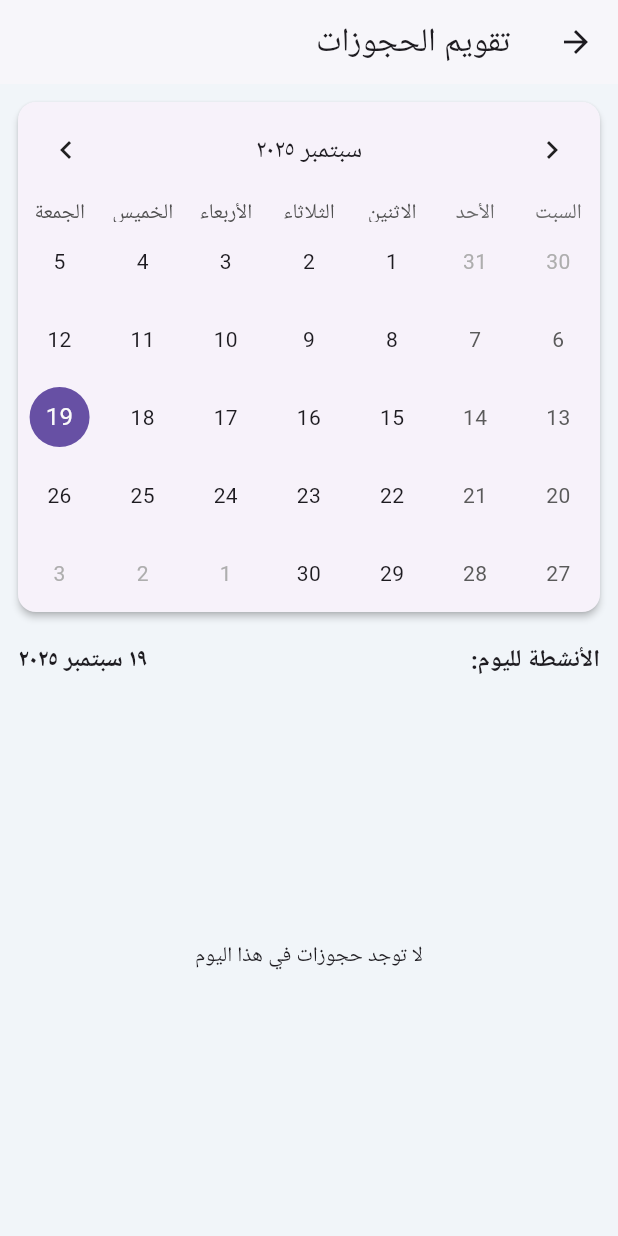
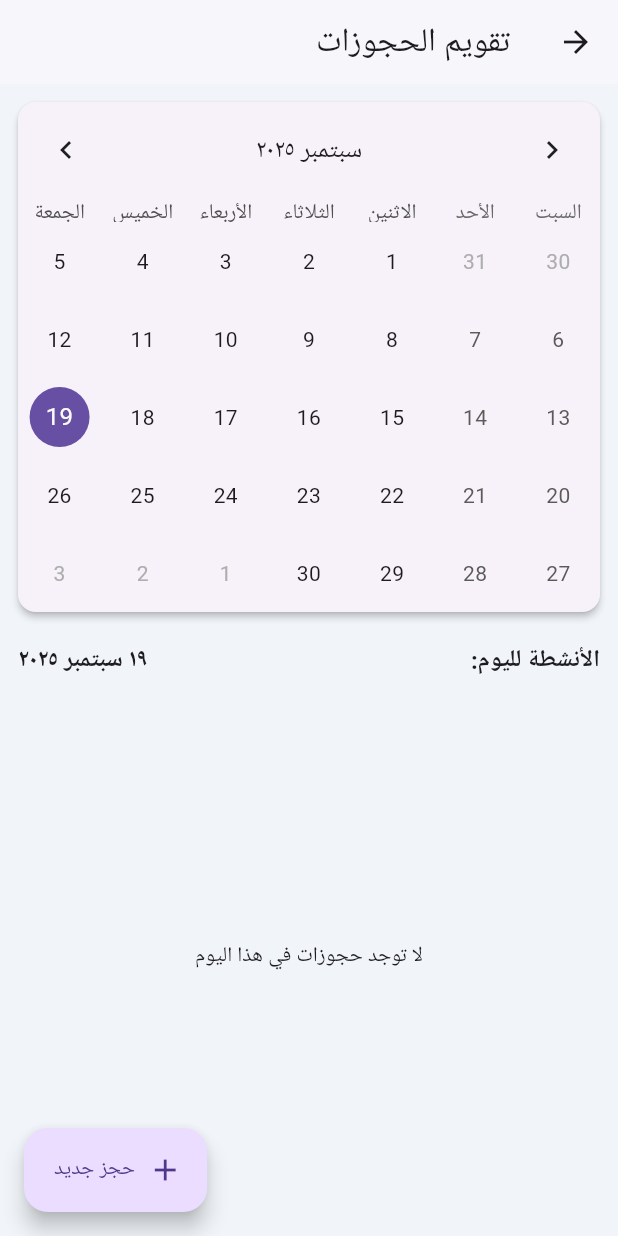
Before and after one commit to engbasel/DemaSyste, a Flutter app: the CalendarView screen opened directly, on a phone screen of 412 x 824 dp. Run offline on Flutter 3.47's test engine with Material 3 defaults, Android fonts, the phone set to English and light mode, and no system bars; drawn by our look-alikes of table_calendar; our stand-ins replace fl_chart, pdf, printing.

Commit message:
`Added calendar customization and floating action button for new booking`

```diff
--- a/lib/views/calender/CalendarView.dart
+++ b/lib/views/calender/CalendarView.dart
@@ -1,4 +1,7 @@
+// ignore_for_file: file_names
+
 import 'dart:collection';
+import 'package:dema/views/booking/BookingDetailsView.dart';
 import 'package:dema/views/booking/booking_model.dart';
 import 'package:flutter/material.dart';
 import 'package:intl/intl.dart';
@@ -15,7 +18,11 @@ class _CalendarViewState extends State<CalendarView> {
   // متغيرات الحالة لإدارة التقويم
   late final ValueNotifier<List<Booking>> _selectedEvents;
   final CalendarFormat _calendarFormat = CalendarFormat.month;
-  DateTime _focusedDay = DateTime.now();
+  DateTime _focusedDay = DateTime(
+    2025,
+    9,
+    19,
+  ); // Set initial focus day to match dummy data
   DateTime? _selectedDay;
 
   // خريطة لتخزين الأحداث (الحجوزات) لكل يوم
@@ -24,13 +31,8 @@ class _CalendarViewState extends State<CalendarView> {
   @override
   void initState() {
     super.initState();
-    // ✅ الخطوة 1: نقوم بتهيئة خريطة الأحداث أولاً
     _events = _groupBookingsByDate(dummyBookings);
-
-    // الخطوة 2: نحدد اليوم المختار
     _selectedDay = _focusedDay;
-
-    // ✅ الخطوة 3: الآن نستطيع استخدام _getEventsForDay بأمان لأن _events أصبحت لها قيمة
     _selectedEvents = ValueNotifier(_getEventsForDay(_selectedDay!));
   }
 
@@ -40,7 +42,6 @@ class _CalendarViewState extends State<CalendarView> {
     super.dispose();
   }
 
-  // دالة لتجميع الحجوزات حسب اليوم
   LinkedHashMap<DateTime, List<Booking>> _groupBookingsByDate(
     List<Booking> bookings,
   ) {
@@ -50,7 +51,6 @@ class _CalendarViewState extends State<CalendarView> {
     );
 
     for (final booking in bookings) {
-      // إضافة الحجز لكل يوم من تاريخ الدخول إلى ما قبل تاريخ الخروج
       for (
         var day = booking.checkInDate;
         day.isBefore(booking.checkOutDate);
@@ -66,12 +66,10 @@ class _CalendarViewState extends State<CalendarView> {
     return map;
   }
 
-  // دالة لجلب الأحداث ليوم معين
   List<Booking> _getEventsForDay(DateTime day) {
     return _events[DateTime.utc(day.year, day.month, day.day)] ?? [];
   }
 
-  // دالة عند اختيار يوم
   void _onDaySelected(DateTime selectedDay, DateTime focusedDay) {
     if (!isSameDay(_selectedDay, selectedDay)) {
       setState(() {
@@ -93,7 +91,6 @@ class _CalendarViewState extends State<CalendarView> {
       ),
       body: Column(
         children: [
-          // ويدجت التقويم
           Card(
             margin: const EdgeInsets.all(12.0),
             elevation: 2,
@@ -101,7 +98,7 @@ class _CalendarViewState extends State<CalendarView> {
               borderRadius: BorderRadius.circular(12),
             ),
             child: TableCalendar<Booking>(
-              locale: 'ar_SA', // للغة العربية
+              locale: 'ar_SA',
               firstDay: DateTime.utc(2024, 1, 1),
               lastDay: DateTime.utc(2026, 12, 31),
               focusedDay: _focusedDay,
@@ -113,13 +110,7 @@ class _CalendarViewState extends State<CalendarView> {
               onPageChanged: (focusedDay) {
                 _focusedDay = focusedDay;
               },
-              // تخصيص شكل التقويم
               calendarStyle: CalendarStyle(
-                // علامات الأحداث (الدوائر تحت اليوم)
-                markerDecoration: const BoxDecoration(
-                  color: Colors.blue,
-                  shape: BoxShape.circle,
-                ),
                 todayDecoration: BoxDecoration(
                   color: Colors.orange.withOpacity(0.5),
                   shape: BoxShape.circle,
@@ -128,15 +119,56 @@ class _CalendarViewState extends State<CalendarView> {
                   color: Theme.of(context).primaryColor,
                   shape: BoxShape.circle,
                 ),
+                // تم إزالة markerDecoration لأننا سنستخدم calendarBuilders
               ),
               headerStyle: const HeaderStyle(
                 formatButtonVisible: false,
                 titleCentered: true,
               ),
+              // ✅ --- الجزء المطور ---
+              // builder مخصص لعرض مؤشرات ملونة حسب نوع الحدث
+              calendarBuilders: CalendarBuilders(
+                markerBuilder: (context, date, events) {
+                  if (events.isNotEmpty) {
+                    final bookings = events.cast<Booking>();
+                    // التحقق من وجود أنواع مختلفة من الأحداث في نفس اليوم
+                    bool hasArrival = bookings.any(
+                      (b) => isSameDay(b.checkInDate, date),
+                    );
+                    bool hasDeparture = bookings.any(
+                      (b) => isSameDay(
+                        b.checkOutDate.subtract(const Duration(days: 1)),
+                        date,
+                      ),
+                    );
+                    bool hasStayOver = bookings.any(
+                      (b) =>
+                          !isSameDay(b.checkInDate, date) &&
+                          !isSameDay(
+                            b.checkOutDate.subtract(const Duration(days: 1)),
+                            date,
+                          ),
+                    );
+
+                    return Positioned(
+                      right: 5,
+                      bottom: 5,
+                      child: Row(
+                        mainAxisSize: MainAxisSize.min,
+                        children: [
+                          if (hasArrival) _buildMarker(Colors.green),
+                          if (hasStayOver) _buildMarker(Colors.orange),
+                          if (hasDeparture) _buildMarker(Colors.red),
+                        ],
+                      ),
+                    );
+                  }
+                  return null;
+                },
+              ),
             ),
           ),
           const SizedBox(height: 8.0),
-          // قائمة الأحداث لليوم المحدد
           Padding(
             padding: const EdgeInsets.symmetric(horizontal: 12.0),
             child: Row(
@@ -167,6 +199,9 @@ class _CalendarViewState extends State<CalendarView> {
                   );
                 }
                 return ListView.builder(
+                  padding: const EdgeInsets.only(
+                    bottom: 80,
+                  ), // لإعطاء مساحة للزر العائم
                   itemCount: value.length,
                   itemBuilder: (context, index) {
                     return _buildEventListItem(value[index], _selectedDay!);
@@ -177,12 +212,37 @@ class _CalendarViewState extends State<CalendarView> {
           ),
         ],
       ),
+      // ✅ --- الجزء المضاف ---
+      // زر عائم لإضافة حجز جديد
+      floatingActionButton: FloatingActionButton.extended(
+        onPressed: () {
+          // يمكن هنا فتح شاشة جديدة وإرسال التاريخ المختار
+          ScaffoldMessenger.of(context).showSnackBar(
+            SnackBar(
+              content: Text(
+                'فتح شاشة حجز جديد لتاريخ ${DateFormat.yMMMd('ar_SA').format(_selectedDay!)}',
+              ),
+              backgroundColor: Colors.green,
+            ),
+          );
+        },
+        label: const Text('حجز جديد'),
+        icon: const Icon(Icons.add),
+      ),
     );
   }
 
-  // ويدجت لعرض تفاصيل حدث (حجز) واحد في القائمة
+  // ويدجت صغيرة لرسم مؤشر ملون
+  Widget _buildMarker(Color color) {
+    return Container(
+      width: 7,
+      height: 7,
+      margin: const EdgeInsets.symmetric(horizontal: 0.5),
+      decoration: BoxDecoration(color: color, shape: BoxShape.circle),
+    );
+  }
+
   Widget _buildEventListItem(Booking booking, DateTime selectedDay) {
-    // تحديد نوع الحدث (وصول، مغادرة، إقامة)
     String eventType;
     Color indicatorColor;
     if (isSameDay(booking.checkInDate, selectedDay)) {
@@ -192,7 +252,6 @@ class _CalendarViewState extends State<CalendarView> {
       booking.checkOutDate.subtract(const Duration(days: 1)),
       selectedDay,
     )) {
-      // Note: checkOutDate is the morning of departure, so the last night is the day before.
       eventType = "مغادرة";
       indicatorColor = Colors.red;
     } else {
@@ -222,6 +281,16 @@ class _CalendarViewState extends State<CalendarView> {
           eventType,
           style: TextStyle(color: indicatorColor, fontWeight: FontWeight.bold),
         ),
+        // ✅ --- الجزء المضاف ---
+        // جعل العنصر قابلاً للضغط للانتقال لشاشة التفاصيل
+        onTap: () {
+          Navigator.push(
+            context,
+            MaterialPageRoute(
+              builder: (context) => BookingDetailsView(booking: booking),
+            ),
+          );
+        },
       ),
     );
   }
```
